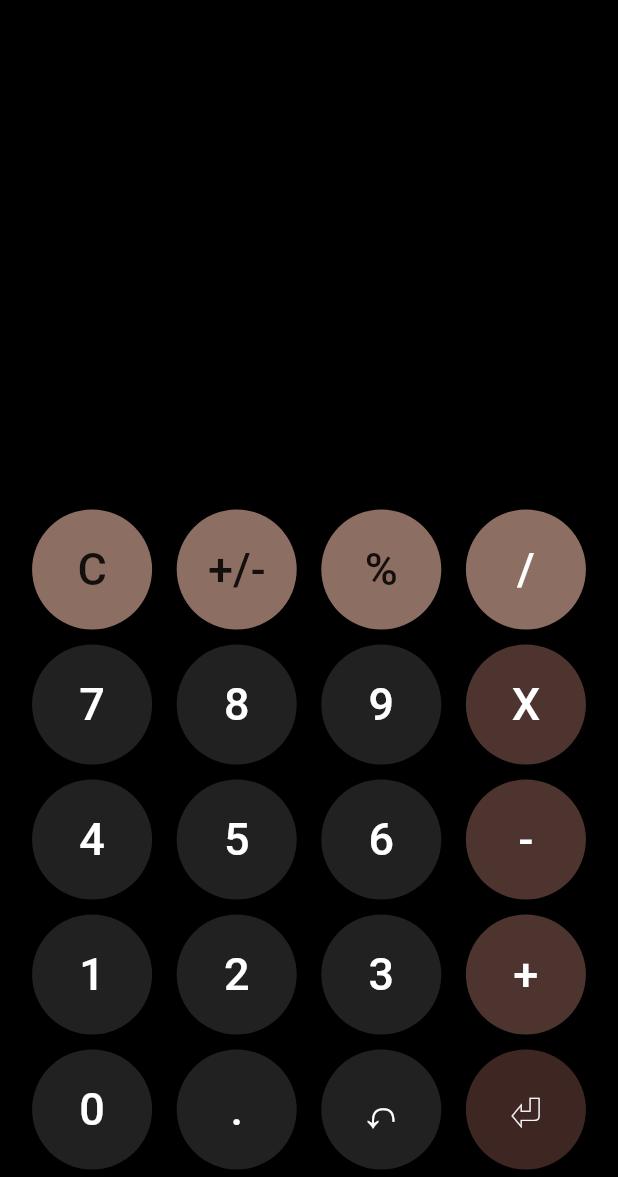
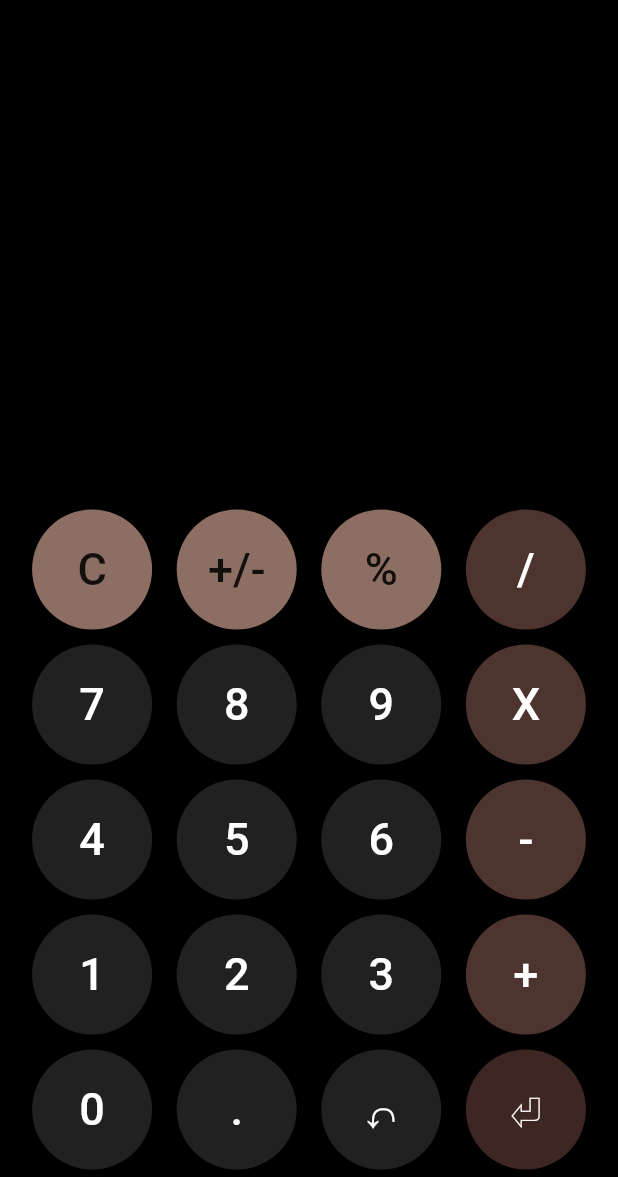
Before and after one commit to MostafaHeidari/rpn_calculator, a Flutter app: the screen it shows after launch, on a phone screen of 412 x 824 dp, the part 59-1236 px from its top. Run offline on Flutter 3.47's test engine with Material 2 defaults, Android fonts, the phone set to English and light mode, and no system bars.

Commit message:
btn Color

```diff
--- a/lib/calculator_view.dart
+++ b/lib/calculator_view.dart
@@ -74,7 +74,7 @@ class _Calculator_viewState extends State<Calculator_view> {
                   ),
                   numberButton("+/-", (Colors.brown[400])!, Colors.black87),
                   numberButton("%", (Colors.brown[400])!, Colors.black87),
-                  numberButton("/", (Colors.brown[400])!, Colors.white),
+                  numberButton("/", (Colors.brown[800])!, Colors.white),
                 ],
               ),
               Padding(
```
